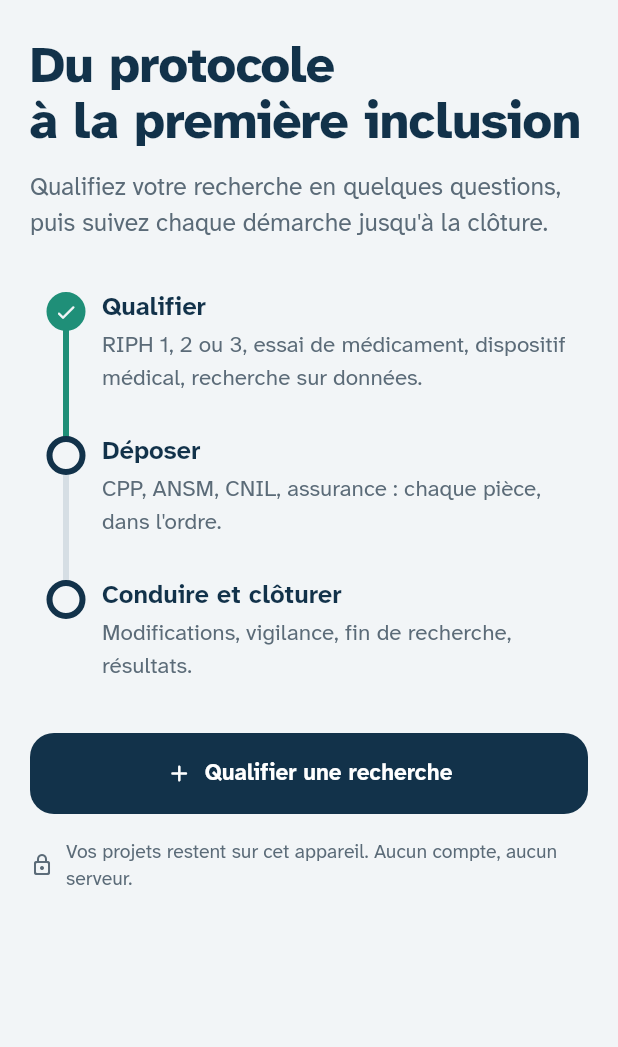
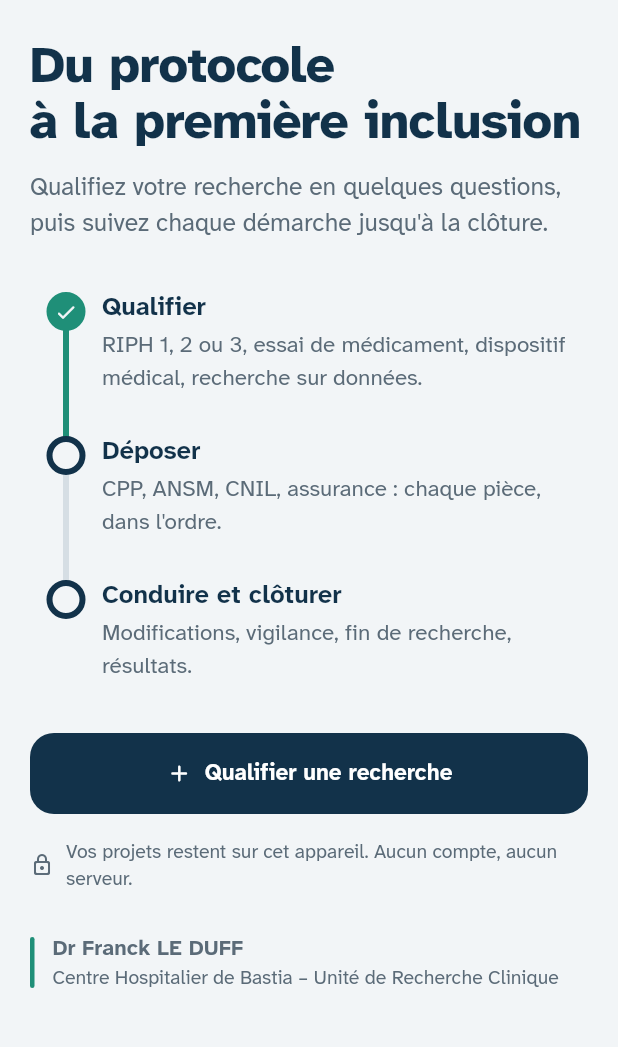
Before and after one commit to franckled/cliniflow, a Flutter app: the screen it shows after launch, on a phone screen of 412 x 824 dp, the part 65-1112 px from its top. Run offline on Flutter 3.47's test engine with Material 3 defaults, Android fonts, the phone set to English and light mode, and no system bars; our stand-ins replace pdf, printing, shared_preferences.

Commit message:
Mention d'auteur : Dr Franck LE DUFF, CH de Bastia, Unité de Recherche Clinique
Affichée sur l'accueil, la qualification, la synthèse, « À propos » et en
pied de page de la fiche PDF.

Co-Authored-By: Claude Opus 5.5 <noreply@anthropic.com>
Claude-Session: https://claude.ai/code/session_01M3MDS7W8LXcF37yEKd4zgt

```diff
--- a/lib/pdf/summary_pdf.dart
+++ b/lib/pdf/summary_pdf.dart
@@ -7,6 +7,7 @@ import 'package:printing/printing.dart';
 
 import '../data/project.dart';
 import '../engine/engine.dart';
+import '../ui/credit.dart' show Credit;
 
 const _ink = PdfColor.fromInt(0xFF12324A);
 const _muted = PdfColor.fromInt(0xFF5B6670);
@@ -93,7 +94,17 @@ Future<Uint8List> buildSummaryPdf(Project p, {DateTime? now}) async {
       theme: pw.ThemeData.withFont(base: regular, bold: bold).copyWith(
             defaultTextStyle: const pw.TextStyle(fontSize: 9.5, color: _ink),
           ),
-      footer: (ctx) => pw.Row(
+      footer: (ctx) => pw.Column(
+        crossAxisAlignment: pw.CrossAxisAlignment.start,
+        children: [
+          pw.Text(Credit.oneLine,
+              style: pw.TextStyle(
+                fontSize: 7.5,
+                color: _ink,
+                fontWeight: pw.FontWeight.bold,
+              )),
+          pw.SizedBox(height: 2),
+          pw.Row(
             children: [
               pw.Expanded(
                 child: pw.Text(
@@ -104,6 +115,8 @@ Future<Uint8List> buildSummaryPdf(Project p, {DateTime? now}) async {
               ),
               pw.Text('${ctx.pageNumber}/${ctx.pagesCount}',
                   style: const pw.TextStyle(fontSize: 7.5, color: _muted)),
+            ],
+          ),
         ],
       ),
       build: (ctx) => [
--- a/lib/ui/about_screen.dart
+++ b/lib/ui/about_screen.dart
@@ -1,4 +1,6 @@
 import 'package:flutter/material.dart';
+
+import 'credit.dart';
 
 /// Version affichée, injectée à la compilation (--dart-define=APP_VERSION=…).
 const appVersion = String.fromEnvironment('APP_VERSION', defaultValue: 'dev');
@@ -34,6 +36,7 @@ class AboutScreen extends StatelessWidget {
           const SizedBox(height: 4),
           Text('Qualifier une recherche clinique et en suivre les démarches.',
               style: t.bodyMedium?.copyWith(color: cs.onSurfaceVariant)),
+          const CreditLine(padding: EdgeInsets.only(top: 16)),
           const SizedBox(height: 24),
           section(
             'Ce que couvre l\'application',
--- /dev/null
+++ b/lib/ui/credit.dart
@@ -0,0 +1,58 @@
+import 'package:flutter/material.dart';
+
+import 'theme.dart';
+
+/// Auteur et structure de rattachement, affichés sur les pages principales
+/// et en pied de page de la fiche PDF.
+abstract final class Credit {
+  static const author = 'Dr Franck LE DUFF';
+  static const structure =
+      'Centre Hospitalier de Bastia – Unité de Recherche Clinique';
+  static const oneLine = '$author – $structure';
+}
+
+/// Mention d'auteur, discrète, en bas de page.
+class CreditLine extends StatelessWidget {
+  const CreditLine({super.key, this.padding = const EdgeInsets.only(top: 28)});
+
+  final EdgeInsetsGeometry padding;
+
+  @override
+  Widget build(BuildContext context) {
+    final t = Theme.of(context).textTheme;
+    final tones = Tones.of(context);
+    return Padding(
+      padding: padding,
+      child: Semantics(
+        label: Credit.oneLine,
+        excludeSemantics: true,
+        child: Row(
+          crossAxisAlignment: CrossAxisAlignment.start,
+          children: [
+            Container(
+              width: 3,
+              height: 34,
+              margin: const EdgeInsets.only(top: 2, right: 12),
+              decoration: BoxDecoration(
+                color: tones.done,
+                borderRadius: BorderRadius.circular(2),
+              ),
+            ),
+            Expanded(
+              child: Column(
+                crossAxisAlignment: CrossAxisAlignment.start,
+                children: [
+                  Text(Credit.author,
+                      style: t.labelLarge?.copyWith(color: tones.muted)),
+                  const SizedBox(height: 2),
+                  Text(Credit.structure,
+                      style: t.bodySmall?.copyWith(color: tones.muted)),
+                ],
+              ),
+            ),
+          ],
+        ),
+      ),
+    );
+  }
+}
--- a/lib/ui/home_screen.dart
+++ b/lib/ui/home_screen.dart
@@ -3,6 +3,7 @@ import 'package:flutter/material.dart';
 import '../data/project.dart';
 import '../data/project_store.dart';
 import 'about_screen.dart';
+import 'credit.dart';
 import 'line.dart';
 import 'project_screen.dart';
 import 'theme.dart';
@@ -96,6 +97,7 @@ class HomeScreen extends StatelessWidget {
                       ),
                       const SizedBox(height: 14),
                     ],
+                    const CreditLine(padding: EdgeInsets.only(top: 14)),
                   ],
                 ),
         );
@@ -240,6 +242,7 @@ class _EmptyState extends StatelessWidget {
               ),
             ],
           ),
+          const CreditLine(),
           SizedBox(height: MediaQuery.paddingOf(context).bottom),
         ],
       ),
--- a/lib/ui/project_screen.dart
+++ b/lib/ui/project_screen.dart
@@ -5,6 +5,7 @@ import '../data/project.dart';
 import '../data/project_store.dart';
 import '../engine/engine.dart';
 import '../pdf/summary_pdf.dart';
+import 'credit.dart';
 import 'line.dart';
 import 'theme.dart';
 import 'wizard_screen.dart';
@@ -270,6 +271,7 @@ class _QualificationTab extends StatelessWidget {
           'relève du promoteur et, le cas échéant, du CPP saisi.',
           style: t.bodySmall?.copyWith(color: tones.muted),
         ),
+        const CreditLine(),
       ],
     );
   }
@@ -846,6 +848,7 @@ class _SummaryTabState extends State<_SummaryTab> {
           icon: const Icon(Icons.print_outlined),
           label: const Text('Aperçu et impression'),
         ),
+        const CreditLine(),
       ],
     );
   }
```
Lines whose indentation alone changed are shown as unchanged.
